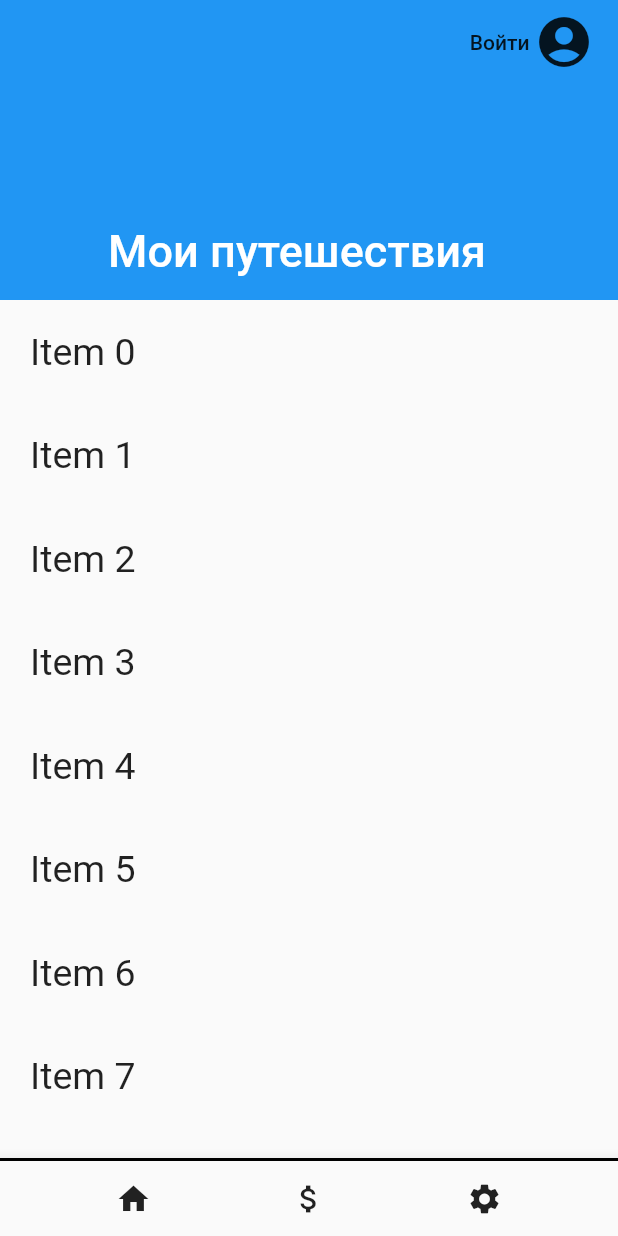
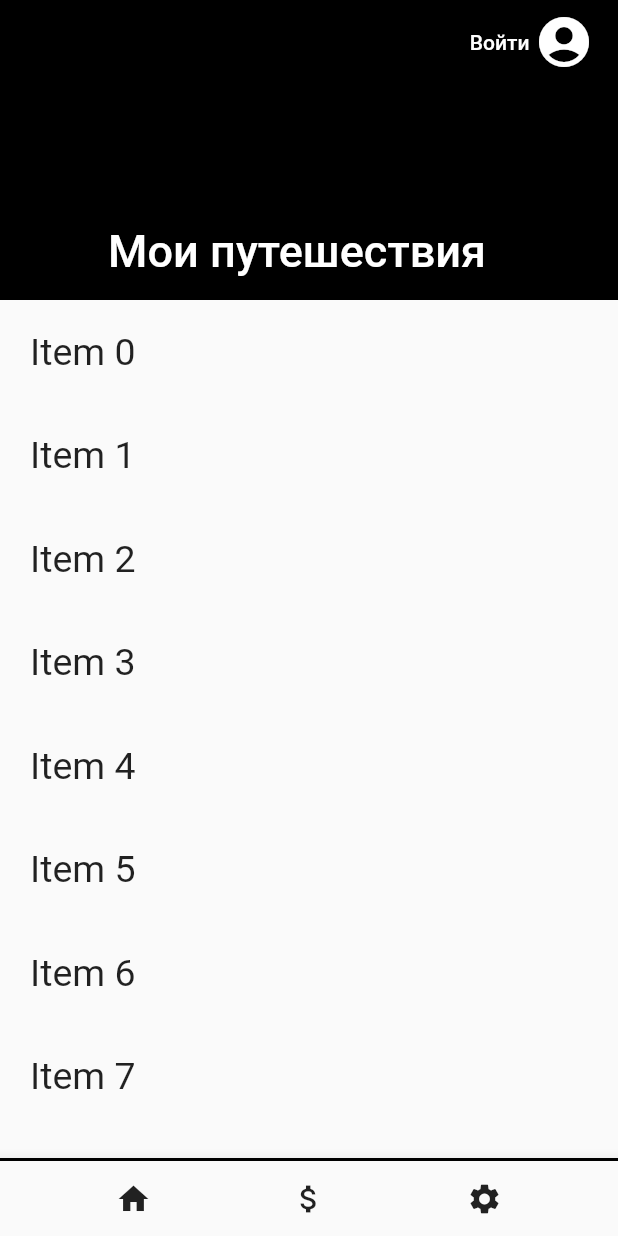
Before and after one commit to radomir9720/my_travel_wallet, a Flutter app: the screen it shows after launch, on a phone screen of 412 x 824 dp. Run offline on Flutter 3.47's test engine with Material 2 defaults, Android fonts, the phone set to English and light mode, and no system bars; our stand-ins replace shared_preferences.

Commit message:
Singleton не подошел. Вшил SharedPreferences. Проверяю.

```diff
--- a/lib/pages/home_page.dart
+++ b/lib/pages/home_page.dart
@@ -1,6 +1,11 @@
 import 'package:flutter/material.dart';
 
 class HomePage extends StatefulWidget {
+
+  HomePage({this.key});
+
+  final Key key;
+
   @override
   _HomePageState createState() => _HomePageState();
 }
@@ -12,6 +17,7 @@ class _HomePageState extends State<HomePage> {
         body: CustomScrollView(
       slivers: <Widget>[
         SliverAppBar(
+          backgroundColor: Colors.black,
             expandedHeight: 200.0,
             flexibleSpace: const FlexibleSpaceBar(
               title: Text('Мои путешествия'),
@@ -21,9 +27,9 @@ class _HomePageState extends State<HomePage> {
               MaterialButton(
                 child: Row(
                   children: <Widget>[
-                    Text("Войти"),
+                    Text("Войти", style: TextStyle(color: Colors.white),),
                     SizedBox(width: 3.0,),
-                    Icon(Icons.account_circle, size: 40.0,),
+                    Icon(Icons.account_circle, size: 40.0, color: Colors.white,),
                   ],
                 ),
                 onPressed: () {},
--- a/lib/tabs/main_navigation_view.dart
+++ b/lib/tabs/main_navigation_view.dart
@@ -1,54 +1,93 @@
 import 'package:flutter/material.dart';
+import 'package:my_travel_wallet/pages/currency_page.dart';
 import 'package:my_travel_wallet/pages/home_page.dart';
 import 'package:my_travel_wallet/tabs/bottom_navigation_bar.dart';
 import 'package:my_travel_wallet/tabs/bottom_navigation_bar_button.dart';
 import 'package:my_travel_wallet/pages/settings_page.dart';
-import 'package:my_travel_wallet/utilities/singleton.dart';
+//import 'package:my_travel_wallet/utilities/singleton.dart';
+import 'package:my_travel_wallet/utilities/shared_preferences.dart';
 
 class MainTabView extends StatefulWidget {
+  final PageStorageBucket bucket = PageStorageBucket();
   @override
   _MainTabViewState createState() => _MainTabViewState();
 }
 
+List<Widget> pages;
+void updatePageStorage(PageStorageKey key, context) {
+  pages[key.value] =
+      PageStorage.of(context).readState(context, identifier: ValueKey(key));
+}
+MySharedPreferences mySharedPreferences = MySharedPreferences();
 class _MainTabViewState extends State<MainTabView>
     with SingleTickerProviderStateMixin {
+
   TabController _tabController;
+  Widget _homePage;
+  Widget _currencyPage;
+  Widget _settingsPage;
 
   @override
   void initState() {
     super.initState();
+    mySharedPreferences.init();
+//    if (Singleton.themeMode == null) {
+//      Singleton.themeMode = true;
+//    }
+
+    _homePage = HomePage(
+      key: PageStorageKey(0),
+    );
+    _currencyPage = CurrencyPage(
+      key: PageStorageKey(1),
+    );
+    _settingsPage = SettingsPage(
+      key: PageStorageKey(2),
+    );
+
+    pages = [_homePage, _currencyPage, _settingsPage];
+
     _tabController = TabController(
       initialIndex: 0,
-      length: 3,
+      length: pages.length,
       vsync: this,
     );
+
+    _tabController.addListener(() {
+      updatePageStorage(PageStorageKey(_tabController.previousIndex), context);
+      pages[_tabController.previousIndex] = PageStorage.of(context).readState(
+          context,
+          identifier: ValueKey(_tabController.previousIndex));
+    });
   }
 
   @override
   void dispose() {
     super.dispose();
+    mySharedPreferences.dispose();
     _tabController.dispose();
   }
 
   @override
   Widget build(BuildContext context) {
     return Scaffold(
-      body: TabBarView(
-        physics: NeverScrollableScrollPhysics(),
-        children: [
-          HomePage(),
-          Container(
-            color: Colors.blue,
-          ),
-          SettingsPage(),
-        ],
-        controller: _tabController,
+      body: PageStorage(
+        bucket: widget.bucket,
+        child: TabBarView(
+          physics: NeverScrollableScrollPhysics(),
+          children: pages,
+          controller: _tabController,
+        ),
       ),
       bottomNavigationBar: CustomBottomNavigationBar(
         items: [
-          CustomBottomNavigationBarButton(icon: Icons.home, function: () => _tabController.index = 0),
-          CustomBottomNavigationBarButton(icon: Icons.attach_money, function: () => _tabController.index = 1),
-          CustomBottomNavigationBarButton(icon: Icons.settings, function: () => _tabController.index = 2),
+          CustomBottomNavigationBarButton(
+              icon: Icons.home, function: () => _tabController.index = 0),
+          CustomBottomNavigationBarButton(
+              icon: Icons.attach_money,
+              function: () => _tabController.index = 1),
+          CustomBottomNavigationBarButton(
+              icon: Icons.settings, function: () => _tabController.index = 2),
         ],
       ),
     );
--- a/lib/utilities/singleton.dart
+++ b/lib/utilities/singleton.dart
@@ -1,5 +1,5 @@
 class Singleton {
-  static String themeMode;
+  static bool themeMode;
   static final Singleton _singleton = Singleton._internal();
 
   factory Singleton(String themeMode) {
--- a/pubspec.yaml
+++ b/pubspec.yaml
@@ -26,6 +26,7 @@ dependencies:
   firebase_core: ^0.4.4+2
   firebase_auth: ^0.15.5+2
   cloud_firestore: ^0.13.4
+  shared_preferences: ^0.5.6+2
 
 dev_dependencies:
   flutter_test:
```
Also changed, not shown: lib/pages/currency_page.dart (added, +13 -0 lines), lib/pages/settings_page.dart (+33 -2 lines), lib/utilities/shared_preferences.dart (added, +30 -0 lines), lib/widgets/settings_card.dart (+9 -7 lines), pubspec.lock, 2 other files.
